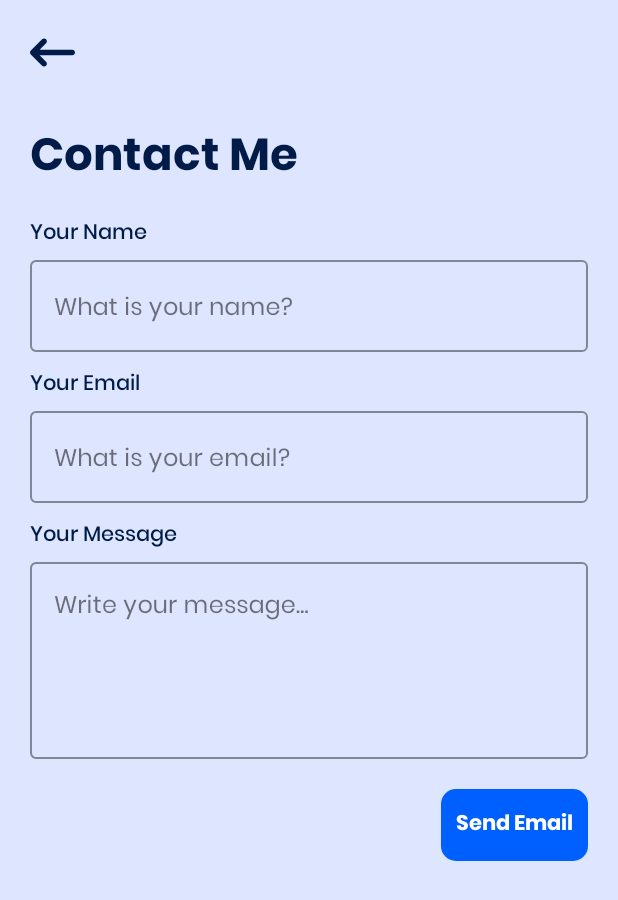
After one commit to JmBishop26/android-portfolio, an Android app: the ContactFragment screen opened through its navigation route, on a phone screen of 412 x 824 dp. The commit adds this screen. Shown: the top 900 px of the screen. Run offline under Robolectric (Android 15) with nearby library versions, the phone set to English and light mode, and no system bars; our stand-ins replace data binding; pictures from the network do not load; 2 statements that could not run were skipped.

Commit message:
added contact me page, and email sending function using api

```diff
--- a/app/src/main/AndroidManifest.xml
+++ b/app/src/main/AndroidManifest.xml
@@ -1,7 +1,7 @@
 <?xml version="1.0" encoding="utf-8"?>
 <manifest xmlns:android="http://schemas.android.com/apk/res/android"
     xmlns:tools="http://schemas.android.com/tools">
-
+    <uses-permission android:name="android.permission.INTERNET" />
     <application
         android:allowBackup="true"
         android:dataExtractionRules="@xml/data_extraction_rules"
@@ -13,7 +13,7 @@
         android:theme="@style/Theme.MyPortfolio"
         tools:targetApi="31">
         <activity
-            android:name="com.tutorial.sample.MainActivity"
+            android:name="com.tutorial.myportfolio.view.MainActivity"
             android:exported="false"
             android:label="@string/title_activity_main" />
         <activity
--- /dev/null
+++ b/app/src/main/java/com/tutorial/myportfolio/view/ContactFragment.kt
@@ -0,0 +1,44 @@
+package com.tutorial.myportfolio.view
+
+//import android.app.Fragment
+import android.os.Bundle
+import android.view.LayoutInflater
+import android.view.View
+import android.view.ViewGroup
+import androidx.fragment.app.Fragment
+import androidx.fragment.app.viewModels
+import androidx.navigation.fragment.findNavController
+import com.tutorial.myportfolio.R
+import com.tutorial.myportfolio.databinding.FragmentContactBinding
+import com.tutorial.myportfolio.viewmodel.ContactViewModel
+
+class ContactFragment : Fragment() {
+
+    private val viewModel: ContactViewModel by viewModels()
+    private lateinit var binding: FragmentContactBinding
+    override fun onCreateView(
+        inflater: LayoutInflater, container: ViewGroup?,
+        savedInstanceState: Bundle?
+    ): View? {
+        binding = FragmentContactBinding.inflate(inflater, container, false)
+
+        binding.lifecycleOwner = this
+        binding.contact = viewModel
+
+        binding.btnSend.setOnClickListener {
+            val name = viewModel.name.value
+            val email = viewModel.email.value
+            val message = viewModel.message.value
+
+            viewModel.getValues(requireContext(),name, email, message)
+
+        }
+        binding.linkBack.setOnClickListener {
+            findNavController().navigate(R.id.action_contactFragment_to_profileFragment2)
+        }
+
+        return binding.root
+    }
+
+
+}
--- a/app/src/main/java/com/tutorial/myportfolio/view/ProfileFragment.kt
+++ b/app/src/main/java/com/tutorial/myportfolio/view/ProfileFragment.kt
@@ -36,6 +36,10 @@ class ProfileFragment : Fragment() {
             findNavController().navigate(R.id.action_profileFragment_to_aboutFragment)
         }
 
+        binding.btnContact.setOnClickListener{
+            findNavController().navigate(R.id.action_profileFragment_to_contactFragment)
+        }
+
         BottomSheetBehavior.from(binding.bottomSheet).apply {
             peekHeight = 350
             this.state = BottomSheetBehavior.STATE_COLLAPSED
--- /dev/null
+++ b/app/src/main/java/com/tutorial/myportfolio/viewmodel/ContactViewModel.kt
@@ -0,0 +1,28 @@
+package com.tutorial.myportfolio.viewmodel
+
+import android.content.Context
+import android.widget.Toast
+import androidx.lifecycle.MutableLiveData
+import androidx.lifecycle.ViewModel
+import androidx.lifecycle.viewModelScope
+import com.tutorial.myportfolio.utils.api.EmailSender
+import kotlinx.coroutines.Dispatchers
+import kotlinx.coroutines.launch
+import kotlinx.coroutines.withContext
+
+class ContactViewModel : ViewModel() {
+    var name: MutableLiveData<String> = MutableLiveData()
+    var email: MutableLiveData<String> = MutableLiveData()
+    var message: MutableLiveData<String> = MutableLiveData()
+
+    fun getValues(context: Context, name: String?, email: String?, message: String?) {
+        viewModelScope.launch {
+            val sender = EmailSender(name, email, message)
+            val res = sender.sendMessage()
+
+            withContext(Dispatchers.Main) {
+                Toast.makeText(context, res.message, Toast.LENGTH_SHORT).show()
+            }
+        }
+    }
+}
--- a/app/src/main/res/layout/fragment_about.xml
+++ b/app/src/main/res/layout/fragment_about.xml
@@ -24,7 +24,7 @@
         app:layout_constraintVertical_bias="0.0" />
 
     <TextView
-        android:id="@+id/title_project"
+        android:id="@+id/title_about"
         android:layout_width="wrap_content"
         android:layout_height="wrap_content"
         android:layout_marginTop="32dp"
@@ -50,7 +50,7 @@
         app:layout_constraintBottom_toBottomOf="parent"
         app:layout_constraintEnd_toEndOf="parent"
         app:layout_constraintStart_toStartOf="parent"
-        app:layout_constraintTop_toBottomOf="@+id/title_project"
+        app:layout_constraintTop_toBottomOf="@+id/title_about"
         app:layout_constraintVertical_bias="0.0"/>
 
     <androidx.viewpager2.widget.ViewPager2
--- /dev/null
+++ b/app/src/main/res/layout/fragment_contact.xml
@@ -0,0 +1,184 @@
+<?xml version="1.0" encoding="utf-8"?>
+<layout xmlns:android="http://schemas.android.com/apk/res/android">
+    <data>
+        <!-- Define variables for your ViewModel or data sources -->
+        <variable
+            name="contact"
+            type="com.tutorial.myportfolio.viewmodel.ContactViewModel" />
+    </data>
+    <ScrollView
+        xmlns:app="http://schemas.android.com/apk/res-auto"
+        xmlns:tools="http://schemas.android.com/tools"
+        android:layout_width="match_parent"
+        android:layout_height="match_parent"
+        android:background="@color/bg"
+        android:padding="20dp"
+        tools:context=".view.ContactFragment">
+
+        <androidx.constraintlayout.widget.ConstraintLayout
+            android:layout_width="match_parent"
+            android:layout_height="wrap_content">
+
+
+            <ImageView
+                android:id="@+id/link_back"
+                android:layout_width="30dp"
+                android:layout_height="30dp"
+                android:contentDescription="@string/back_button_desc"
+                android:scaleType="centerCrop"
+                android:src="@drawable/icon_back"
+                app:layout_constraintBottom_toBottomOf="parent"
+                app:layout_constraintEnd_toEndOf="parent"
+                app:layout_constraintHorizontal_bias="0.0"
+                app:layout_constraintStart_toStartOf="parent"
+                app:layout_constraintTop_toTopOf="parent"
+                app:layout_constraintVertical_bias="0.0" />
+
+            <TextView
+                android:id="@+id/title_about"
+                android:layout_width="wrap_content"
+                android:layout_height="wrap_content"
+                android:layout_marginTop="32dp"
+                android:fontFamily="@font/poppins_700"
+                android:includeFontPadding="false"
+                android:text="@string/string_contact"
+                android:textColor="@color/textColor"
+                android:textSize="30sp"
+                app:layout_constraintBottom_toBottomOf="parent"
+                app:layout_constraintEnd_toEndOf="parent"
+                app:layout_constraintHorizontal_bias="0.0"
+                app:layout_constraintStart_toStartOf="parent"
+                app:layout_constraintTop_toBottomOf="@+id/link_back"
+                app:layout_constraintVertical_bias="0.0" />
+
+            <LinearLayout
+                android:id="@+id/input_fields"
+                android:layout_width="match_parent"
+                android:layout_height="wrap_content"
+                android:layout_marginTop="20dp"
+                android:orientation="vertical"
+                app:layout_constraintBottom_toBottomOf="parent"
+                app:layout_constraintEnd_toEndOf="parent"
+                app:layout_constraintHorizontal_bias="1.0"
+                app:layout_constraintStart_toStartOf="parent"
+                app:layout_constraintTop_toBottomOf="@+id/title_about">
+
+                <TextView
+                    android:id="@+id/name_label"
+                    android:layout_width="match_parent"
+                    android:layout_height="wrap_content"
+                    android:fontFamily="@font/poppins_500"
+                    android:text="@string/name_input_label"
+                    android:textColor="@color/textColor" />
+
+                <com.google.android.material.textfield.TextInputLayout
+                    style="@style/CustomInputAppearance"
+                    android:layout_width="match_parent"
+                    android:layout_height="match_parent">
+
+                    <com.google.android.material.textfield.TextInputEditText
+                        android:layout_width="match_parent"
+                        android:layout_height="wrap_content"
+                        android:fontFamily="@font/poppins_regular"
+                        android:hint="What is your name?"
+                        android:inputType="text"
+                        android:text="@={contact.name}"
+                        />
+
+                </com.google.android.material.textfield.TextInputLayout>
+
+                <TextView
+                    android:id="@+id/email_label"
+                    android:layout_width="match_parent"
+                    android:layout_height="wrap_content"
+                    android:fontFamily="@font/poppins_500"
+                    android:text="@string/email_input_label"
+                    android:textColor="@color/textColor"
+                    android:layout_marginTop="10dp"
+                    />
+
+                <com.google.android.material.textfield.TextInputLayout
+                    style="@style/CustomInputAppearance"
+                    android:layout_width="match_parent"
+                    android:layout_height="match_parent">
+
+                    <com.google.android.material.textfield.TextInputEditText
+                        android:layout_width="match_parent"
+                        android:layout_height="wrap_content"
+                        android:fontFamily="@font/poppins_regular"
+                        android:hint="What is your email?"
+                        android:inputType="textEmailAddress"
+                        android:text="@={contact.email}"
+                        />
+
+                </com.google.android.material.textfield.TextInputLayout>
+
+                <TextView
+                    android:id="@+id/message_label"
+                    android:layout_width="match_parent"
+                    android:layout_height="wrap_content"
+                    android:fontFamily="@font/poppins_500"
+                    android:text="@string/message_input_label"
+                    android:textColor="@color/textColor"
+                    android:layout_marginTop="10dp"
+                    />
+
+                <com.google.android.material.textfield.TextInputLayout
+                    style="@style/CustomInputAppearance"
+                    android:layout_width="match_parent"
+                    android:layout_height="wrap_content">
+
+                    <com.google.android.material.textfield.TextInputEditText
+                        android:layout_width="match_parent"
+                        android:layout_height="wrap_content"
+                        android:fontFamily="@font/poppins_regular"
+                        android:gravity="top|start"
+                        android:hint="Write your message..."
+                        android:inputType="textMultiLine"
+                        android:minLines="4"
+                        android:text="@={contact.message}"
+                        />
+
+                </com.google.android.material.textfield.TextInputLayout>
+
+                <android.widget.Button
+                    android:id="@+id/btn_send"
+                    android:layout_width="wrap_content"
+                    android:layout_height="wrap_content"
+                    style="@style/MainButtonStyle"
+                    android:layout_gravity="end"
+                    android:layout_marginTop="20dp"
+                    android:text="@string/send_button_text" />
+
+
+            </LinearLayout>
+            <!--        <LinearLayout-->
+            <!--            android:id="@+id/input_email"-->
+            <!--            android:layout_width="match_parent"-->
+            <!--            android:layout_height="wrap_content"-->
+            <!--            android:layout_marginTop="20dp"-->
+            <!--            android:orientation="vertical"-->
+            <!--            app:layout_constraintEnd_toEndOf="parent"-->
+            <!--            app:layout_constraintHorizontal_bias="1.0"-->
+            <!--            app:layout_constraintStart_toStartOf="parent"-->
+            <!--            app:layout_constraintTop_toBottomOf="@+id/input_name">-->
+
+            <!--        </LinearLayout>-->
+            <!--        <LinearLayout-->
+            <!--            android:id="@+id/input_message"-->
+            <!--            android:layout_width="match_parent"-->
+            <!--            android:layout_height="wrap_content"-->
+            <!--            android:layout_marginTop="20dp"-->
+            <!--            android:orientation="vertical"-->
+            <!--            app:layout_constraintEnd_toEndOf="parent"-->
+            <!--            app:layout_constraintHorizontal_bias="1.0"-->
+            <!--            app:layout_constraintStart_toStartOf="parent"-->
+            <!--            app:layout_constraintTop_toBottomOf="@+id/input_email">-->
+
+
+            <!--        </LinearLayout>-->
+
+
+        </androidx.constraintlayout.widget.ConstraintLayout>
+    </ScrollView>
+</layout>
--- a/app/src/main/res/navigation/nav_graph.xml
+++ b/app/src/main/res/navigation/nav_graph.xml
@@ -16,6 +16,9 @@
         <action
             android:id="@+id/action_profileFragment_to_projectsFragment"
             app:destination="@id/projectsFragment" />
+        <action
+            android:id="@+id/action_profileFragment_to_contactFragment"
+            app:destination="@id/contactFragment" />
     </fragment>
     <fragment
         android:id="@+id/aboutFragment"
@@ -60,4 +63,13 @@
             android:name="project"
             app:argType="com.tutorial.myportfolio.models.projects.Project" />
     </fragment>
+    <fragment
+        android:id="@+id/contactFragment"
+        android:name="com.tutorial.myportfolio.view.ContactFragment"
+        android:label="fragment_contact"
+        tools:layout="@layout/fragment_contact" >
+        <action
+            android:id="@+id/action_contactFragment_to_profileFragment2"
+            app:destination="@id/profileFragment" />
+    </fragment>
 </navigation>
--- a/app/src/main/res/values/strings.xml
+++ b/app/src/main/res/values/strings.xml
@@ -9,11 +9,15 @@
     <string name="link_back_string">Back</string>
     <string name="string_projects">My\nProjects</string>
     <string name="string_about">About Me</string>
-    <string name="string_contacts">My\nContacts</string>
+    <string name="string_contact">Contact Me</string>
     <string name="string_project2">My Projects</string>
     <string name="back_button_desc">Back button</string>
     <string name="title_activity_main">MainActivity</string>
     <string name="title_home">Home</string>
     <string name="title_dashboard">Dashboard</string>
     <string name="title_notifications">Notifications</string>
+    <string name="name_input_label">Your Name</string>
+    <string name="email_input_label">Your Email</string>
+    <string name="message_input_label">Your Message</string>
+    <string name="send_button_text">Send Email</string>
 </resources>
--- a/app/src/main/res/values/styles.xml
+++ b/app/src/main/res/values/styles.xml
@@ -20,7 +20,7 @@
         <item name="cardBackgroundColor">@color/cardColor</item>
         <item name="android:textColor">@color/textColor</item>
         <item name="android:fontFamily">@font/poppins_600</item>
-        <item name="android:textAllCaps">false</item>]
+        <item name="android:textAllCaps">false</item>
         <item name="cardCornerRadius">20dp</item>
     </style>
 
@@ -34,7 +34,6 @@
 
     <style name="TabStyle" parent="">
         <item name="tabBackground">@drawable/tab_item_bg</item>
-<!--        <item name="tabBackground">@color/white</item>-->
         <item name="tabTextColor">@color/textColor2</item>
         <item name="tabSelectedTextColor">@color/textColor</item>
         <item name="tabIndicatorColor">@color/textColor</item>
@@ -48,6 +47,14 @@
         <item name="android:textAllCaps">false</item>
     </style>
 
+    <style name="CustomInputAppearance" parent="Widget.MaterialComponents.TextInputLayout.OutlinedBox">
+        <item name="fontFamily">@font/poppins_regular</item>
+        <item name="boxStrokeColor">@color/textColor</item>
+        <item name="hintTextColor">@color/textColor</item>
+        <item name="textAppearanceBody1">@color/textColor</item>
+        <item name="android:textSize">14sp</item>
+
+    </style>
 
 
 </resources>
--- a/gradle.properties
+++ b/gradle.properties
@@ -21,3 +21,4 @@ kotlin.code.style=official
 # resources declared in the library itself and none from the library's dependencies,
 # thereby reducing the size of the R class for that library
 android.nonTransitiveRClass=true
+android.suppressUnsupportedCompileSdk=34
```
Also changed, not shown: app/build.gradle (+14 -2 lines), app/src/main/java/com/tutorial/myportfolio/models/about/experience/ExperienceDataProvider.kt (+5 -15 lines), app/src/main/java/com/tutorial/myportfolio/utils/api/EmailSender.kt (added, +47 -0 lines), build.gradle (+6 -1 lines).
